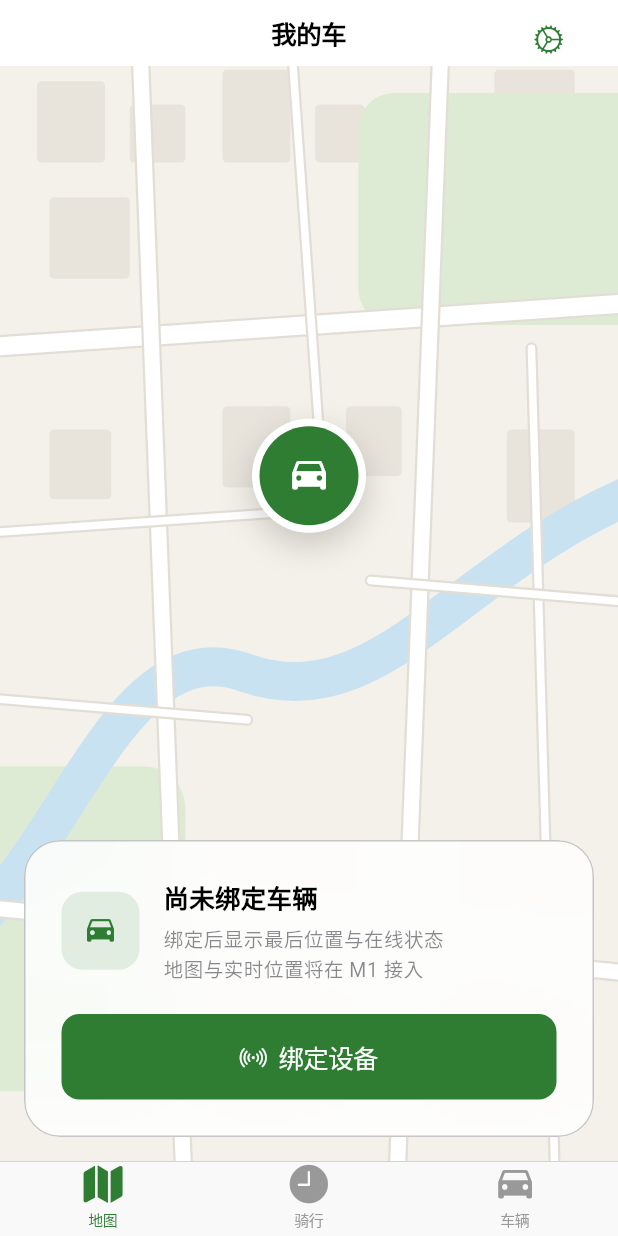
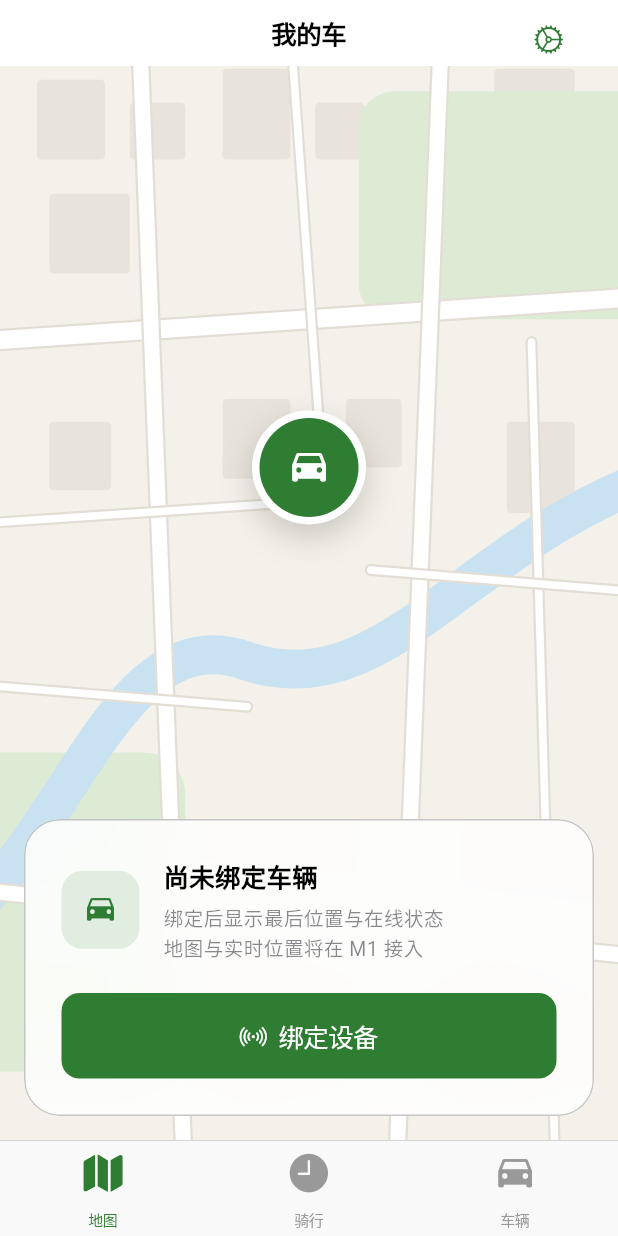
Before and after one commit to bycicle-locating/bycicle-locating, a Flutter app: the screen it shows after launch, on a phone screen of 412 x 824 dp. Run offline on Flutter 3.47's test engine with Material 3 defaults, Android fonts, the light colour scheme and no system bars; our stand-ins replace dio, flutter_riverpod, go_router.

Commit message:
fix(app): 增加底部 tab 栏高度

```diff
--- a/app/lib/core/router/main_shell.dart
+++ b/app/lib/core/router/main_shell.dart
@@ -17,6 +17,7 @@ class MainShell extends StatelessWidget {
         children: [
           Expanded(child: navigationShell),
           CupertinoTabBar(
+            height: 64,
             currentIndex: navigationShell.currentIndex,
             onTap: (index) => navigationShell.goBranch(index),
             items: const [
```
